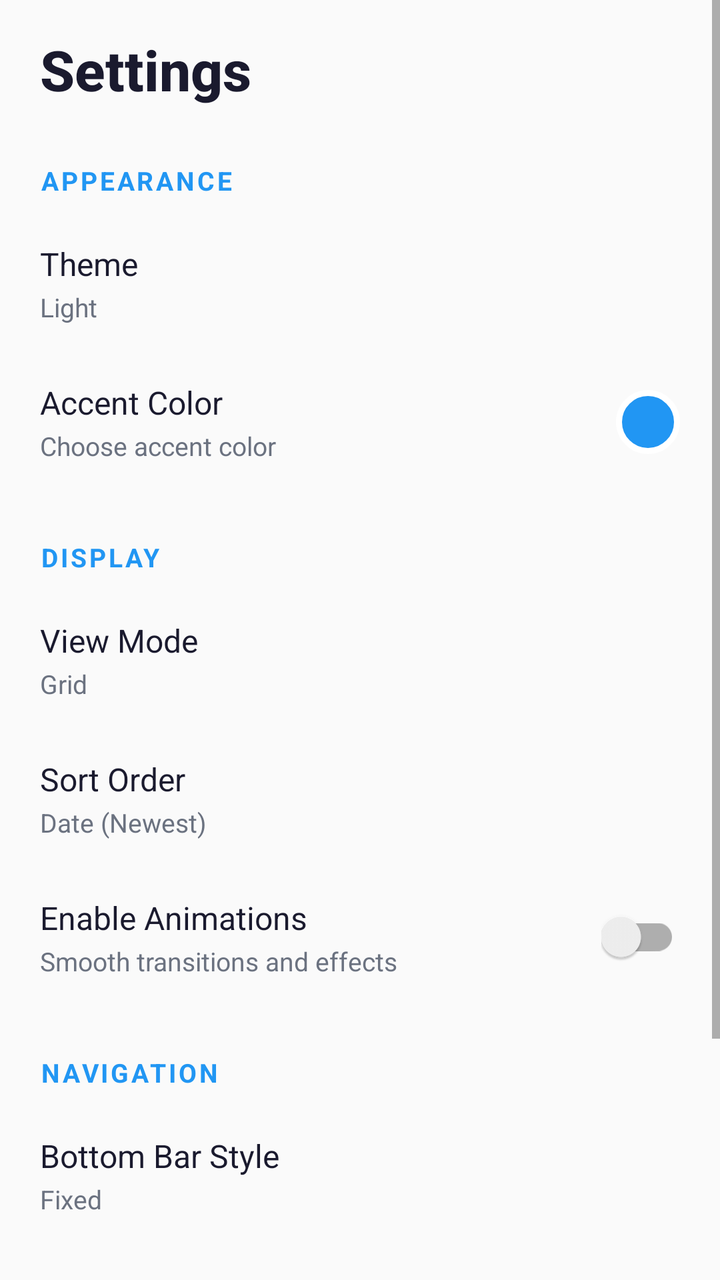
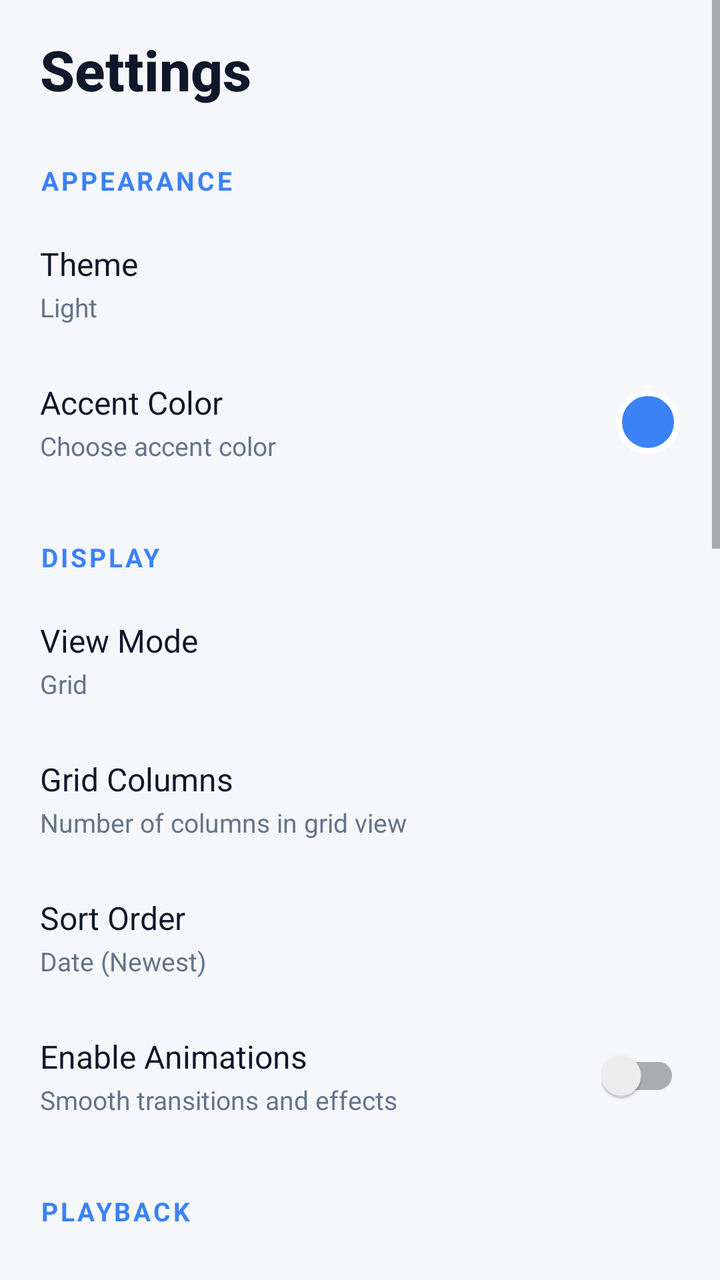

Two renders of the same Android screen: before a commit and after it. Below are the layout's source before the change and the commit's diff.
<!-- AndroidManifest.xml: application theme Theme.YoloMedia -->
<!-- res/layout/fragment_settings.xml -->
<?xml version="1.0" encoding="utf-8"?>
<ScrollView xmlns:android="http://schemas.android.com/apk/res/android"
    android:id="@+id/settings_root"
    android:layout_width="match_parent"
    android:layout_height="match_parent"
    android:background="@color/light_background"
    android:fillViewport="true">

    <LinearLayout
        android:layout_width="match_parent"
        android:layout_height="wrap_content"
        android:orientation="vertical"
        android:paddingBottom="32dp">

        
        <TextView
            android:layout_width="match_parent"
            android:layout_height="wrap_content"
            android:paddingHorizontal="20dp"
            android:paddingTop="16dp"
            android:paddingBottom="12dp"
            android:text="@string/settings_title"
            android:textSize="28sp"
            android:textStyle="bold"
            android:textColor="@color/light_text_primary"
            android:fontFamily="sans-serif-medium" />

        
        <TextView
            android:layout_width="match_parent"
            android:layout_height="wrap_content"
            android:paddingHorizontal="20dp"
            android:paddingTop="16dp"
            android:paddingBottom="8dp"
            android:text="@string/settings_appearance"
            android:textSize="13sp"
            android:textStyle="bold"
            android:textColor="@color/accent_blue"
            android:textAllCaps="true"
            android:letterSpacing="0.1" />

        
        <LinearLayout
            android:id="@+id/setting_theme"
            android:layout_width="match_parent"
            android:layout_height="wrap_content"
            android:orientation="vertical"
            android:paddingHorizontal="20dp"
            android:paddingVertical="14dp"
            android:background="?android:attr/selectableItemBackground">

            <TextView
                android:layout_width="wrap_content"
                android:layout_height="wrap_content"
                android:text="@string/settings_theme"
                android:textSize="16sp"
                android:textColor="@color/light_text_primary" />

            <TextView
                android:id="@+id/tv_theme_value"
                android:layout_width="wrap_content"
                android:layout_height="wrap_content"
                android:layout_marginTop="2dp"
                android:text="@string/theme_light"
                android:textSize="13sp"
                android:textColor="@color/light_text_secondary" />
        </LinearLayout>

        
        <LinearLayout
            android:id="@+id/setting_accent"
            android:layout_width="match_parent"
            android:layout_height="wrap_content"
            android:orientation="horizontal"
            android:gravity="center_vertical"
            android:paddingHorizontal="20dp"
            android:paddingVertical="14dp"
            android:background="?android:attr/selectableItemBackground">

            <LinearLayout
                android:layout_width="0dp"
                android:layout_height="wrap_content"
                android:layout_weight="1"
                android:orientation="vertical">

                <TextView
                    android:layout_width="wrap_content"
                    android:layout_height="wrap_content"
                    android:text="@string/settings_accent_color"
                    android:textSize="16sp"
                    android:textColor="@color/light_text_primary" />

                <TextView
                    android:layout_width="wrap_content"
                    android:layout_height="wrap_content"
                    android:layout_marginTop="2dp"
                    android:text="Choose accent color"
                    android:textSize="13sp"
                    android:textColor="@color/light_text_secondary" />
            </LinearLayout>

            <View
                android:id="@+id/accent_color_preview"
                android:layout_width="32dp"
                android:layout_height="32dp"
                android:background="@drawable/bg_color_circle" />
        </LinearLayout>

        
        <TextView
            android:layout_width="match_parent"
            android:layout_height="wrap_content"
            android:paddingHorizontal="20dp"
            android:paddingTop="24dp"
            android:paddingBottom="8dp"
            android:text="@string/settings_display"
            android:textSize="13sp"
            android:textStyle="bold"
            android:textColor="@color/accent_blue"
            android:textAllCaps="true"
            android:letterSpacing="0.1" />

        
        <LinearLayout
            android:id="@+id/setting_view_mode"
            android:layout_width="match_parent"
            android:layout_height="wrap_content"
            android:orientation="vertical"
            android:paddingHorizontal="20dp"
            android:paddingVertical="14dp"
            android:background="?android:attr/selectableItemBackground">

            <TextView
                android:layout_width="wrap_content"
                android:layout_height="wrap_content"
                android:text="@string/settings_view_mode"
                android:textSize="16sp"
                android:textColor="@color/light_text_primary" />

            <TextView
                android:id="@+id/tv_view_mode_value"
                android:layout_width="wrap_content"
                android:layout_height="wrap_content"
                android:layout_marginTop="2dp"
                android:text="@string/view_grid"
                android:textSize="13sp"
                android:textColor="@color/light_text_secondary" />
        </LinearLayout>

        
        <LinearLayout
            android:id="@+id/setting_sort"
            android:layout_width="match_parent"
            android:layout_height="wrap_content"
            android:orientation="vertical"
            android:paddingHorizontal="20dp"
            android:paddingVertical="14dp"
            android:background="?android:attr/selectableItemBackground">

            <TextView
                android:layout_width="wrap_content"
                android:layout_height="wrap_content"
                android:text="@string/settings_sort_order"
                android:textSize="16sp"
                android:textColor="@color/light_text_primary" />

            <TextView
                android:id="@+id/tv_sort_value"
                android:layout_width="wrap_content"
                android:layout_height="wrap_content"
                android:layout_marginTop="2dp"
                android:text="@string/sort_date_desc"
                android:textSize="13sp"
                android:textColor="@color/light_text_secondary" />
        </LinearLayout>

        
        <LinearLayout
            android:layout_width="match_parent"
            android:layout_height="wrap_content"
            android:orientation="horizontal"
            android:gravity="center_vertical"
            android:paddingHorizontal="20dp"
            android:paddingVertical="14dp">

            <LinearLayout
                android:layout_width="0dp"
                android:layout_height="wrap_content"
                android:layout_weight="1"
                android:orientation="vertical">

                <TextView
                    android:layout_width="wrap_content"
                    android:layout_height="wrap_content"
                    android:text="@string/settings_animations"
                    android:textSize="16sp"
                    android:textColor="@color/light_text_primary" />

                <TextView
                    android:layout_width="wrap_content"
                    android:layout_height="wrap_content"
                    android:layout_marginTop="2dp"
                    android:text="Smooth transitions and effects"
                    android:textSize="13sp"
                    android:textColor="@color/light_text_secondary" />
            </LinearLayout>

            <androidx.appcompat.widget.SwitchCompat
                android:id="@+id/switch_animations"
                android:layout_width="wrap_content"
                android:layout_height="wrap_content" />
        </LinearLayout>

        
        <TextView
            android:layout_width="match_parent"
            android:layout_height="wrap_content"
            android:paddingHorizontal="20dp"
            android:paddingTop="24dp"
            android:paddingBottom="8dp"
            android:text="@string/settings_navigation"
            android:textSize="13sp"
            android:textStyle="bold"
            android:textColor="@color/accent_blue"
            android:textAllCaps="true"
            android:letterSpacing="0.1" />

        
        <LinearLayout
            android:id="@+id/setting_bottom_bar"
            android:layout_width="match_parent"
            android:layout_height="wrap_content"
            android:orientation="vertical"
            android:paddingHorizontal="20dp"
            android:paddingVertical="14dp"
            android:background="?android:attr/selectableItemBackground">

            <TextView
                android:layout_width="wrap_content"
                android:layout_height="wrap_content"
                android:text="@string/settings_bottom_bar_style"
                android:textSize="16sp"
                android:textColor="@color/light_text_primary" />

            <TextView
                android:id="@+id/tv_bottom_bar_value"
                android:layout_width="wrap_content"
                android:layout_height="wrap_content"
                android:layout_marginTop="2dp"
                android:text="@string/bar_fixed"
                android:textSize="13sp"
                android:textColor="@color/light_text_secondary" />
        </LinearLayout>

        
        <TextView
            android:layout_width="match_parent"
            android:layout_height="wrap_content"
            android:paddingHorizontal="20dp"
            android:paddingTop="24dp"
            android:paddingBottom="8dp"
            android:text="@string/settings_about"
            android:textSize="13sp"
            android:textStyle="bold"
            android:textColor="@color/accent_blue"
            android:textAllCaps="true"
            android:letterSpacing="0.1" />

        <LinearLayout
            android:layout_width="match_parent"
            android:layout_height="wrap_content"
            android:orientation="vertical"
            android:paddingHorizontal="20dp"
            android:paddingVertical="14dp">

            <TextView
                android:layout_width="wrap_content"
                android:layout_height="wrap_content"
                android:text="@string/settings_version"
                android:textSize="16sp"
                android:textColor="@color/light_text_primary" />

            <TextView
                android:layout_width="wrap_content"
                android:layout_height="wrap_content"
                android:layout_marginTop="2dp"
                android:text="@string/settings_app_info"
                android:textSize="13sp"
                android:textColor="@color/light_text_secondary" />
        </LinearLayout>

    </LinearLayout>
</ScrollView>
<!-- resources referenced by this layout -->
<resources>
  <color name="accent_blue">#FF2196F3</color>
  <color name="light_background">#FFFAFAFA</color>
  <color name="light_text_primary">#FF1A1A2E</color>
  <color name="light_text_secondary">#FF6B7280</color>
  <!-- drawable bg_color_circle (drawable) -->
  <?xml version="1.0" encoding="utf-8"?>
  <shape xmlns:android="http://schemas.android.com/apk/res/android"
      android:shape="oval">
      <solid android:color="@color/accent_blue" />
      <size android:width="40dp" android:height="40dp" />
      <stroke android:width="3dp" android:color="@color/white" />
  </shape>
  <string name="bar_fixed">Fixed</string>
  <string name="settings_about">About</string>
  <string name="settings_accent_color">Accent Color</string>
  <string name="settings_animations">Enable Animations</string>
  <string name="settings_app_info">YoloMedia v1.0\nModern Media Player &amp; Gallery</string>
  <string name="settings_appearance">Appearance</string>
  <string name="settings_bottom_bar_style">Bottom Bar Style</string>
  <string name="settings_display">Display</string>
  <string name="settings_navigation">Navigation</string>
  <string name="settings_sort_order">Sort Order</string>
  <string name="settings_theme">Theme</string>
  <string name="settings_title">Settings</string>
  <string name="settings_version">Version</string>
  <string name="settings_view_mode">View Mode</string>
  <string name="sort_date_desc">Date (Newest)</string>
  <string name="theme_light">Light</string>
  <string name="view_grid">Grid</string>
  <color name="white">#FFFFFFFF</color>
  <color name="light_status_bar">#FFFAFAFA</color>
  <color name="light_nav_bar">#FFFFFFFF</color>
  <style name="WindowAnimationStyle" parent="@android:style/Animation.Activity">
          <item name="android:activityOpenEnterAnimation">@anim/slide_in_right</item>
          <item name="android:activityOpenExitAnimation">@anim/slide_out_left</item>
          <item name="android:activityCloseEnterAnimation">@anim/slide_in_left</item>
          <item name="android:activityCloseExitAnimation">@anim/slide_out_right</item>
      </style>
  <!-- unchanged entries left out for length: 1 -->
</resources>

<!-- the commit's change to res/layout/fragment_settings.xml (unified diff, before → after) -->
@@ -149,6 +149,33 @@
 
         
         <LinearLayout
+            android:id="@+id/setting_grid_columns"
+            android:layout_width="match_parent"
+            android:layout_height="wrap_content"
+            android:orientation="vertical"
+            android:paddingHorizontal="20dp"
+            android:paddingVertical="14dp"
+            android:background="?android:attr/selectableItemBackground">
+
+            <TextView
+                android:layout_width="wrap_content"
+                android:layout_height="wrap_content"
+                android:text="@string/settings_grid_columns"
+                android:textSize="16sp"
+                android:textColor="@color/light_text_primary" />
+
+            <TextView
+                android:id="@+id/tv_grid_columns_value"
+                android:layout_width="wrap_content"
+                android:layout_height="wrap_content"
+                android:layout_marginTop="2dp"
+                android:text="@string/settings_grid_columns_desc"
+                android:textSize="13sp"
+                android:textColor="@color/light_text_secondary" />
+        </LinearLayout>
+
+        
+        <LinearLayout
             android:id="@+id/setting_sort"
             android:layout_width="match_parent"
             android:layout_height="wrap_content"
@@ -218,6 +245,84 @@
             android:paddingHorizontal="20dp"
             android:paddingTop="24dp"
             android:paddingBottom="8dp"
+            android:text="@string/settings_playback"
+            android:textSize="13sp"
+            android:textStyle="bold"
+            android:textColor="@color/accent_blue"
+            android:textAllCaps="true"
+            android:letterSpacing="0.1" />
+
+        
+        <LinearLayout
+            android:layout_width="match_parent"
+            android:layout_height="wrap_content"
+            android:orientation="horizontal"
+            android:gravity="center_vertical"
+            android:paddingHorizontal="20dp"
+            android:paddingVertical="14dp">
+
+            <LinearLayout
+                android:layout_width="0dp"
+                android:layout_height="wrap_content"
+                android:layout_weight="1"
+                android:orientation="vertical">
+
+                <TextView
+                    android:layout_width="wrap_content"
+                    android:layout_height="wrap_content"
+                    android:text="@string/settings_auto_play"
+                    android:textSize="16sp"
+                    android:textColor="@color/light_text_primary" />
+
+                <TextView
+                    android:layout_width="wrap_content"
+                    android:layout_height="wrap_content"
+                    android:layout_marginTop="2dp"
+                    android:text="@string/settings_auto_play_desc"
+                    android:textSize="13sp"
+                    android:textColor="@color/light_text_secondary" />
+            </LinearLayout>
+
+            <androidx.appcompat.widget.SwitchCompat
+                android:id="@+id/switch_auto_play"
+                android:layout_width="wrap_content"
+                android:layout_height="wrap_content" />
+        </LinearLayout>
+
+        
+        <LinearLayout
+            android:id="@+id/setting_playback_speed"
+            android:layout_width="match_parent"
+            android:layout_height="wrap_content"
+            android:orientation="vertical"
+            android:paddingHorizontal="20dp"
+            android:paddingVertical="14dp"
+            android:background="?android:attr/selectableItemBackground">
+
+            <TextView
+                android:layout_width="wrap_content"
+                android:layout_height="wrap_content"
+                android:text="@string/settings_default_speed"
+                android:textSize="16sp"
+                android:textColor="@color/light_text_primary" />
+
+            <TextView
+                android:id="@+id/tv_playback_speed_value"
+                android:layout_width="wrap_content"
+                android:layout_height="wrap_content"
+                android:layout_marginTop="2dp"
+                android:text="@string/speed_1x"
+                android:textSize="13sp"
+                android:textColor="@color/light_text_secondary" />
+        </LinearLayout>
+
+        
+        <TextView
+            android:layout_width="match_parent"
+            android:layout_height="wrap_content"
+            android:paddingHorizontal="20dp"
+            android:paddingTop="24dp"
+            android:paddingBottom="8dp"
             android:text="@string/settings_navigation"
             android:textSize="13sp"
             android:textStyle="bold"
@@ -247,7 +352,199 @@
                 android:layout_width="wrap_content"
                 android:layout_height="wrap_content"
                 android:layout_marginTop="2dp"
-                android:text="@string/bar_fixed"
+                android:text="@string/bar_floating"
+                android:textSize="13sp"
+                android:textColor="@color/light_text_secondary" />
+        </LinearLayout>
+
+        
+        <TextView
+            android:layout_width="match_parent"
+            android:layout_height="wrap_content"
+            android:paddingHorizontal="20dp"
+            android:paddingTop="24dp"
+            android:paddingBottom="8dp"
+            android:text="@string/settings_privacy"
+            android:textSize="13sp"
+            android:textStyle="bold"
+            android:textColor="@color/accent_blue"
+            android:textAllCaps="true"
+            android:letterSpacing="0.1" />
+
+        
+        <LinearLayout
+            android:layout_width="match_parent"
+            android:layout_height="wrap_content"
+            android:orientation="horizontal"
+            android:gravity="center_vertical"
+            android:paddingHorizontal="20dp"
+            android:paddingVertical="14dp">
+
+            <LinearLayout
+                android:layout_width="0dp"
+                android:layout_height="wrap_content"
+                android:layout_weight="1"
+                android:orientation="vertical">
+
+                <TextView
+                    android:layout_width="wrap_content"
+                    android:layout_height="wrap_content"
+                    android:text="@string/settings_confirm_delete"
+                    android:textSize="16sp"
+                    android:textColor="@color/light_text_primary" />
+
+                <TextView
+                    android:layout_width="wrap_content"
+                    android:layout_height="wrap_content"
+                    android:layout_marginTop="2dp"
+                    android:text="@string/settings_confirm_delete_desc"
+                    android:textSize="13sp"
+                    android:textColor="@color/light_text_secondary" />
+            </LinearLayout>
+
+            <androidx.appcompat.widget.SwitchCompat
+                android:id="@+id/switch_confirm_delete"
+                android:layout_width="wrap_content"
+                android:layout_height="wrap_content" />
+        </LinearLayout>
+
+        
+        <LinearLayout
+            android:layout_width="match_parent"
+            android:layout_height="wrap_content"
+            android:orientation="horizontal"
+            android:gravity="center_vertical"
+            android:paddingHorizontal="20dp"
+            android:paddingVertical="14dp">
+
+            <LinearLayout
+                android:layout_width="0dp"
+                android:layout_height="wrap_content"
+                android:layout_weight="1"
+                android:orientation="vertical">
+
+                <TextView
+                    android:layout_width="wrap_content"
+                    android:layout_height="wrap_content"
+                    android:text="@string/settings_biometric"
+                    android:textSize="16sp"
+                    android:textColor="@color/light_text_primary" />
+
+                <TextView
+                    android:layout_width="wrap_content"
+                    android:layout_height="wrap_content"
+                    android:layout_marginTop="2dp"
+                    android:text="@string/settings_biometric_desc"
+                    android:textSize="13sp"
+                    android:textColor="@color/light_text_secondary" />
+            </LinearLayout>
+
+            <androidx.appcompat.widget.SwitchCompat
+                android:id="@+id/switch_biometric"
+                android:layout_width="wrap_content"
+                android:layout_height="wrap_content" />
+        </LinearLayout>
+
+        
+        <LinearLayout
+            android:id="@+id/setting_change_pin"
+            android:layout_width="match_parent"
+            android:layout_height="wrap_content"
+            android:orientation="vertical"
+            android:paddingHorizontal="20dp"
+            android:paddingVertical="14dp"
+            android:background="?android:attr/selectableItemBackground">
+
+            <TextView
+                android:layout_width="wrap_content"
+                android:layout_height="wrap_content"
+                android:text="@string/settings_change_pin"
+                android:textSize="16sp"
+                android:textColor="@color/light_text_primary" />
+
+            <TextView
+                android:layout_width="wrap_content"
+                android:layout_height="wrap_content"
+                android:layout_marginTop="2dp"
+                android:text="@string/settings_change_pin_desc"
+                android:textSize="13sp"
+                android:textColor="@color/light_text_secondary" />
+        </LinearLayout>
+
+        
+        <TextView
+            android:layout_width="match_parent"
+            android:layout_height="wrap_content"
+            android:paddingHorizontal="20dp"
+            android:paddingTop="24dp"
+            android:paddingBottom="8dp"
+            android:text="@string/settings_advanced"
+            android:textSize="13sp"
+            android:textStyle="bold"
+            android:textColor="@color/accent_blue"
+            android:textAllCaps="true"
+            android:letterSpacing="0.1" />
+
+        
+        <LinearLayout
+            android:layout_width="match_parent"
+            android:layout_height="wrap_content"
+            android:orientation="horizontal"
+            android:gravity="center_vertical"
+            android:paddingHorizontal="20dp"
+            android:paddingVertical="14dp">
+
+            <LinearLayout
+                android:layout_width="0dp"
+                android:layout_height="wrap_content"
+                android:layout_weight="1"
+                android:orientation="vertical">
+
+                <TextView
+                    android:layout_width="wrap_content"
+                    android:layout_height="wrap_content"
+                    android:text="@string/settings_hide_system_bars"
+                    android:textSize="16sp"
+                    android:textColor="@color/light_text_primary" />
+
+                <TextView
+                    android:layout_width="wrap_content"
+                    android:layout_height="wrap_content"
+                    android:layout_marginTop="2dp"
+                    android:text="@string/settings_hide_system_bars_desc"
+                    android:textSize="13sp"
+                    android:textColor="@color/light_text_secondary" />
+            </LinearLayout>
+
+            <androidx.appcompat.widget.SwitchCompat
+                android:id="@+id/switch_hide_system_bars"
+                android:layout_width="wrap_content"
+                android:layout_height="wrap_content" />
+        </LinearLayout>
+
+        
+        <LinearLayout
+            android:id="@+id/setting_thumbnail_quality"
+            android:layout_width="match_parent"
+            android:layout_height="wrap_content"
+            android:orientation="vertical"
+            android:paddingHorizontal="20dp"
+            android:paddingVertical="14dp"
+            android:background="?android:attr/selectableItemBackground">
+
+            <TextView
+                android:layout_width="wrap_content"
+                android:layout_height="wrap_content"
+                android:text="@string/settings_thumbnail_quality"
+                android:textSize="16sp"
+                android:textColor="@color/light_text_primary" />
+
+            <TextView
+                android:id="@+id/tv_thumbnail_quality_value"
+                android:layout_width="wrap_content"
+                android:layout_height="wrap_content"
+                android:layout_marginTop="2dp"
+                android:text="@string/quality_medium"
                 android:textSize="13sp"
                 android:textColor="@color/light_text_secondary" />
         </LinearLayout>
<!-- resource entries referenced after the edit -->
@@ -1,9 +1,9 @@
 <!-- resources referenced by this layout -->
 <resources>
-  <color name="accent_blue">#FF2196F3</color>
-  <color name="light_background">#FFFAFAFA</color>
-  <color name="light_text_primary">#FF1A1A2E</color>
-  <color name="light_text_secondary">#FF6B7280</color>
+  <color name="accent_blue">#FF3B82F6</color>
+  <color name="light_background">#FFF5F7FA</color>
+  <color name="light_text_primary">#FF0F172A</color>
+  <color name="light_text_secondary">#FF64748B</color>
   <!-- drawable bg_color_circle (drawable) -->
   <?xml version="1.0" encoding="utf-8"?>
   <shape xmlns:android="http://schemas.android.com/apk/res/android"
@@ -12,26 +12,45 @@
       <size android:width="40dp" android:height="40dp" />
       <stroke android:width="3dp" android:color="@color/white" />
   </shape>
-  <string name="bar_fixed">Fixed</string>
+  <string name="bar_floating">Floating</string>
+  <string name="quality_medium">Medium</string>
   <string name="settings_about">About</string>
   <string name="settings_accent_color">Accent Color</string>
+  <string name="settings_advanced">Advanced</string>
   <string name="settings_animations">Enable Animations</string>
   <string name="settings_app_info">YoloMedia v1.0\nModern Media Player &amp; Gallery</string>
   <string name="settings_appearance">Appearance</string>
+  <string name="settings_auto_play">Auto-play Videos</string>
+  <string name="settings_auto_play_desc">Automatically start playing when opened</string>
+  <string name="settings_biometric">Biometric Unlock</string>
+  <string name="settings_biometric_desc">Use fingerprint/face to unlock Safe</string>
   <string name="settings_bottom_bar_style">Bottom Bar Style</string>
+  <string name="settings_change_pin">Change Safe PIN</string>
+  <string name="settings_change_pin_desc">Update your vault PIN code</string>
+  <string name="settings_confirm_delete">Confirm Before Delete</string>
+  <string name="settings_confirm_delete_desc">Show confirmation dialog before deleting</string>
+  <string name="settings_default_speed">Default Playback Speed</string>
   <string name="settings_display">Display</string>
+  <string name="settings_grid_columns">Grid Columns</string>
+  <string name="settings_grid_columns_desc">Number of columns in grid view</string>
+  <string name="settings_hide_system_bars">Hide System Bars</string>
+  <string name="settings_hide_system_bars_desc">Immersive mode in player and viewer</string>
   <string name="settings_navigation">Navigation</string>
+  <string name="settings_playback">Playback</string>
+  <string name="settings_privacy">Privacy &amp; Security</string>
   <string name="settings_sort_order">Sort Order</string>
   <string name="settings_theme">Theme</string>
+  <string name="settings_thumbnail_quality">Thumbnail Quality</string>
   <string name="settings_title">Settings</string>
   <string name="settings_version">Version</string>
   <string name="settings_view_mode">View Mode</string>
   <string name="sort_date_desc">Date (Newest)</string>
+  <string name="speed_1x">1x (Normal)</string>
   <string name="theme_light">Light</string>
   <string name="view_grid">Grid</string>
   <color name="white">#FFFFFFFF</color>
-  <color name="light_status_bar">#FFFAFAFA</color>
-  <color name="light_nav_bar">#FFFFFFFF</color>
+  <color name="light_status_bar">#FFF5F7FA</color>
+  <color name="light_nav_bar">#E6FFFFFF</color>
   <style name="WindowAnimationStyle" parent="@android:style/Animation.Activity">
           <item name="android:activityOpenEnterAnimation">@anim/slide_in_right</item>
           <item name="android:activityOpenExitAnimation">@anim/slide_out_left</item>
